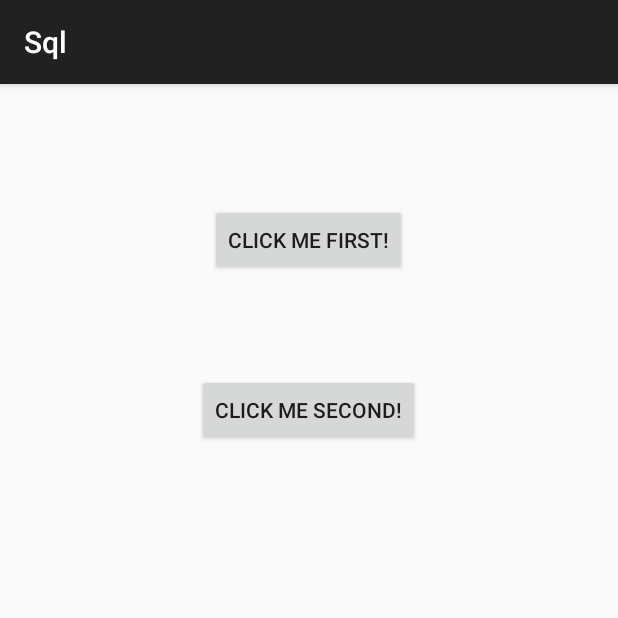
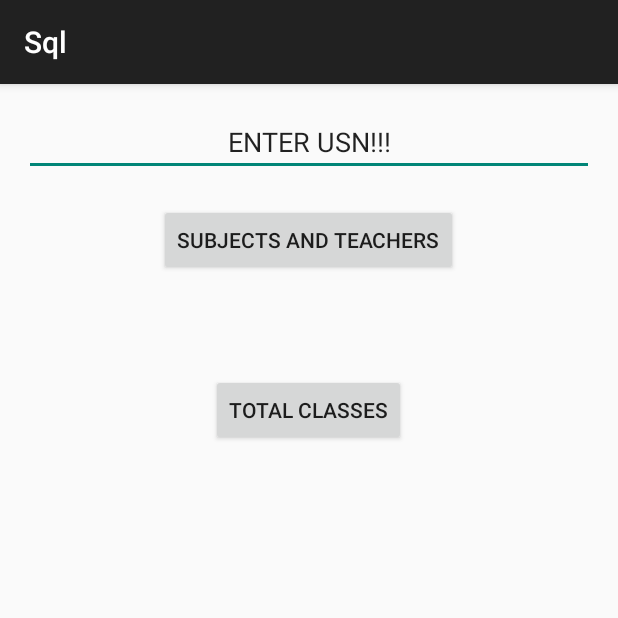
Before and after one commit to akshay-shankara/Online_Student_Attendance_System, an Android app: the screen it shows after launch (MainActivity), on a phone screen of 412 x 824 dp, the top half of it. Run offline under Robolectric (Android 15) with nearby library versions, the phone set to English and light mode, and no system bars.

Commit message:
V 2.0
Added all methods.

```diff
--- a/app/src/main/java/com/example/computer/sql/InsertData.java
+++ b/app/src/main/java/com/example/computer/sql/InsertData.java
@@ -131,7 +131,7 @@ public class InsertData {
         db.insert(MyDBHandler.TABLE_ATTENDANCE, null, cValues);
 
         cValues.clear();
-        cValues.put(MyDBHandler.COLUMN_TEACHERID, 4);
+        cValues.put(MyDBHandler.COLUMN_TEACHERID, 3);
         cValues.put(MyDBHandler.COLUMN_SEMESTER, 5);
         cValues.put(MyDBHandler.COLUMN_SUBJECTID, "10CS51");
         cValues.put(MyDBHandler.COLUMN_SECTION, "B");
--- a/app/src/main/res/layout/activity_main.xml
+++ b/app/src/main/res/layout/activity_main.xml
@@ -8,7 +8,7 @@
     <Button
         android:layout_width="wrap_content"
         android:layout_height="wrap_content"
-        android:text="Click Me First!"
+        android:text="Subjects and teachers"
         android:id="@+id/buttonIns"
         android:layout_alignParentTop="true"
         android:layout_centerHorizontal="true"
@@ -18,7 +18,7 @@
     <Button
         android:layout_width="wrap_content"
         android:layout_height="wrap_content"
-        android:text="Click me second!"
+        android:text="Total Classes"
         android:id="@+id/buttonView"
         android:layout_below="@+id/buttonIns"
         android:layout_centerHorizontal="true"
@@ -37,4 +37,17 @@
         android:layout_alignParentStart="true"
         android:gravity="top|center" />
 
+    <EditText
+        android:layout_width="wrap_content"
+        android:layout_height="wrap_content"
+        android:id="@+id/editText"
+        android:layout_alignParentTop="true"
+        android:layout_alignParentStart="true"
+        android:layout_alignParentEnd="true"
+        android:inputType="text"
+        android:editable="true"
+        android:text="ENTER USN!!!"
+        android:gravity="center"
+        android:autoText="false" />
+
 </RelativeLayout>
```
Also changed, not shown: app/src/main/java/com/example/computer/sql/MainActivity.java (+13 -5 lines), app/src/main/java/com/example/computer/sql/MyDBHandler.java (+168 -6 lines).
